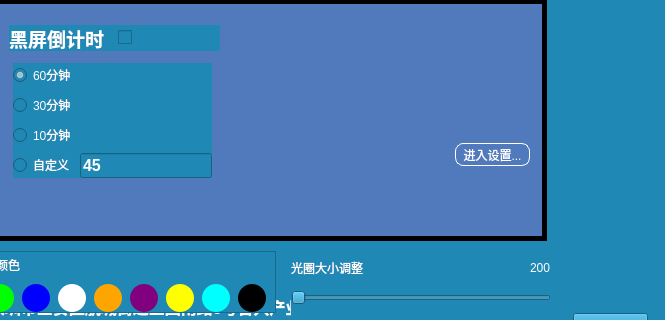
The window that EasyPointer/mainwindow.ui (wlffeng2008/EasyPointer) describes before a commit, drawn with Qt 5; both pictures show x 175 to 840 and y 109 to 429 of the 840 by 520 pixel window.
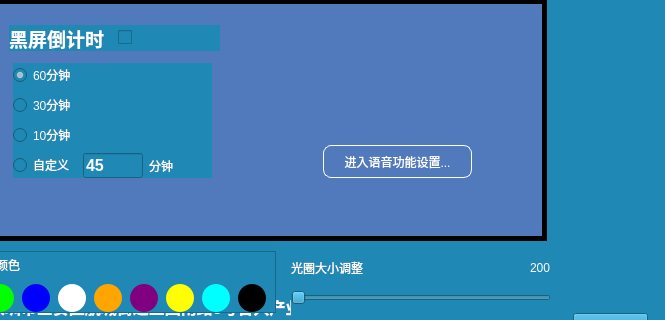
The same window after the commit. Icons and pictures are not drawn.

```diff
--- a/EasyPointer/mainwindow.ui
+++ b/EasyPointer/mainwindow.ui
@@ -1218,16 +1218,16 @@
     </widget>
     <widget class="QWidget" name="page04">
      <property name="styleSheet">
-      <string notr="true">#page04{background-color: rgb(81, 122, 188);border:5px solid black;}
+      <string notr="true">#page04{background-color: rgb(81, 122, 188);border:5px solid black; font-size:16px;}
 </string>
      </property>
      <widget class="QPushButton" name="pushButtonTypeword">
       <property name="geometry">
        <rect>
-        <x>508</x>
-        <y>144</y>
-        <width>75</width>
-        <height>23</height>
+        <x>376</x>
+        <y>146</y>
+        <width>149</width>
+        <height>33</height>
        </rect>
       </property>
       <property name="cursor">
@@ -1237,7 +1237,7 @@
        <string notr="true">border: 1px solid white; border-radius:8px; background-color:none;</string>
       </property>
       <property name="text">
-       <string>进入设置...</string>
+       <string>进入语音功能设置...</string>
       </property>
       <property name="flat">
        <bool>true</bool>
@@ -1347,6 +1347,12 @@
          </item>
          <item>
           <widget class="QLineEdit" name="lineEditSetTime">
+           <property name="maximumSize">
+            <size>
+             <width>60</width>
+             <height>16777215</height>
+            </size>
+           </property>
            <property name="font">
             <font>
              <pointsize>12</pointsize>
@@ -1358,6 +1364,13 @@
            </property>
           </widget>
          </item>
+         <item>
+          <widget class="QLabel" name="label_3">
+           <property name="text">
+            <string>分钟</string>
+           </property>
+          </widget>
+         </item>
         </layout>
        </item>
       </layout>
```
Left out of the diff: 26 changed lines with no effect on the pictures.
